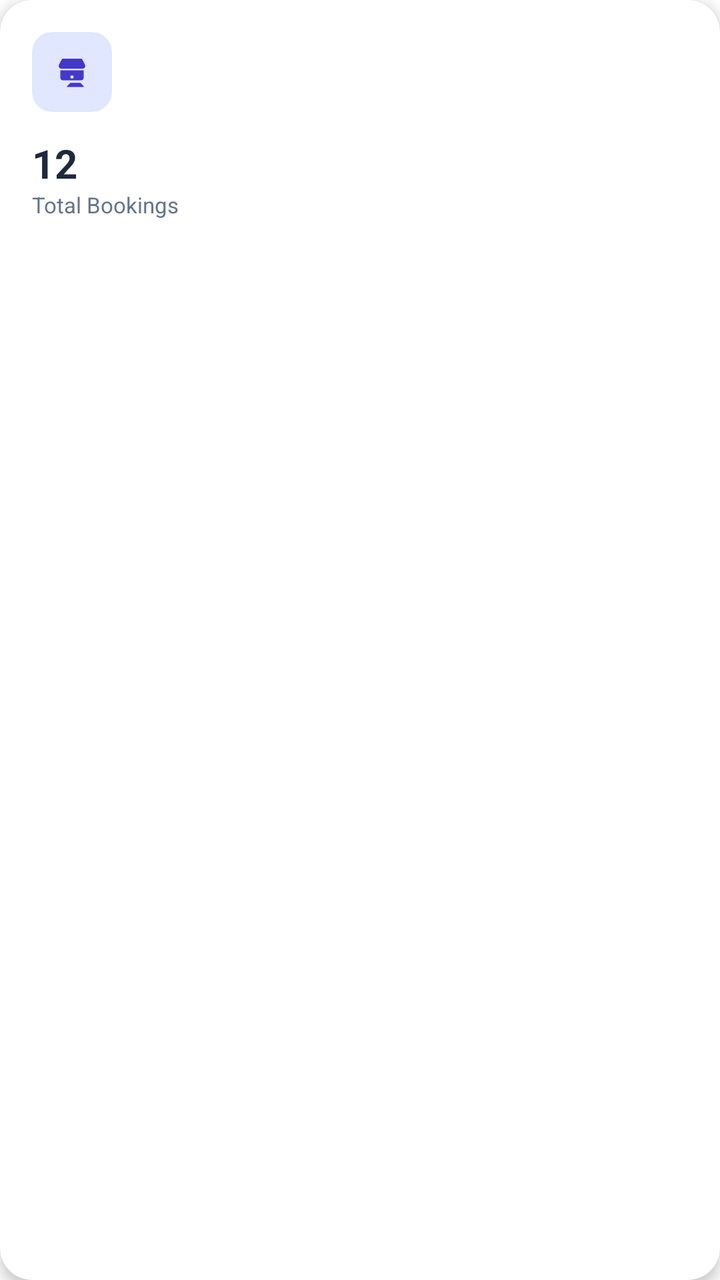
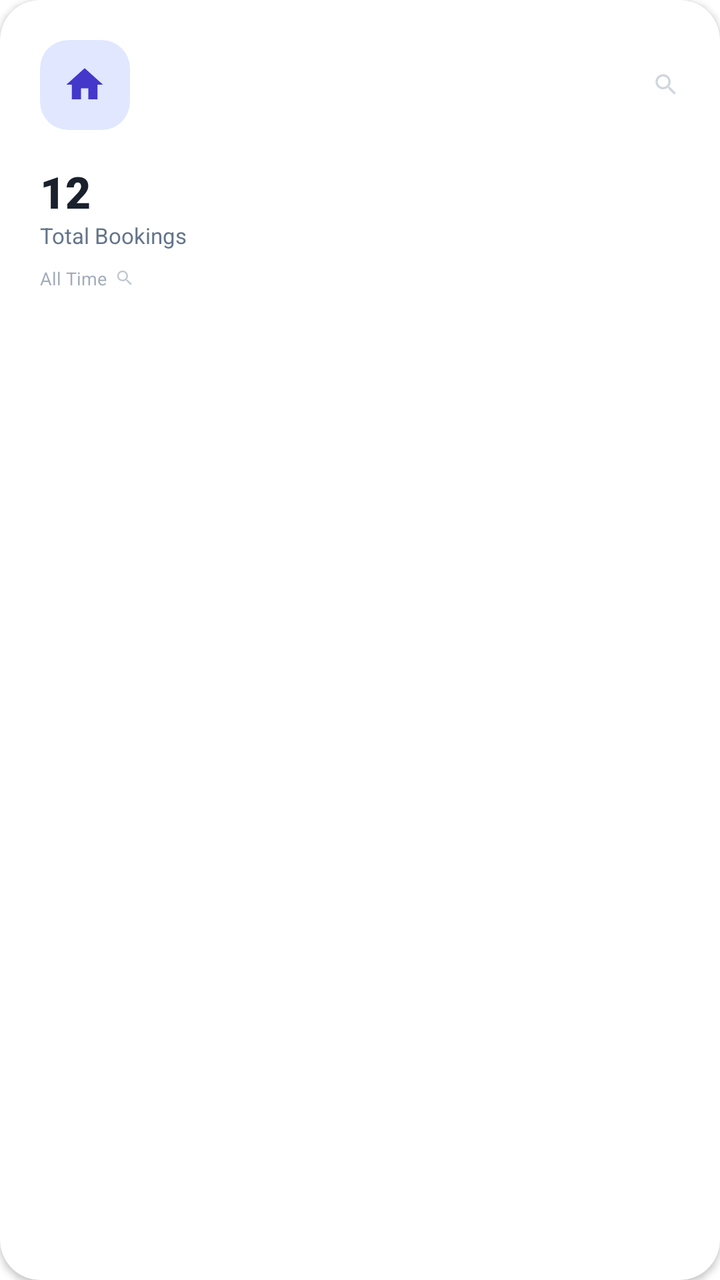

Screens rendered from an Android XML layout before and after an edit, with the pre-edit source and the edit as a unified diff.
<!-- AndroidManifest.xml: application theme Theme.IRCTC -->
<!-- res/layout/item_stat_card.xml -->
<?xml version="1.0" encoding="utf-8"?>
<com.google.android.material.card.MaterialCardView xmlns:android="http://schemas.android.com/apk/res/android"
    xmlns:app="http://schemas.android.com/apk/res-auto"
    android:layout_width="140dp"
    android:layout_height="wrap_content"
    android:layout_margin="8dp"
    app:cardCornerRadius="16dp"
    app:cardElevation="4dp">

    <LinearLayout
        android:layout_width="match_parent"
        android:layout_height="wrap_content"
        android:orientation="vertical"
        android:padding="16dp">

        <com.google.android.material.card.MaterialCardView
            android:id="@+id/iconBg"
            android:layout_width="40dp"
            android:layout_height="40dp"
            app:cardBackgroundColor="#E0E7FF"
            app:cardCornerRadius="10dp"
            app:cardElevation="0dp">

            <ImageView
                android:id="@+id/statIcon"
                android:layout_width="20dp"
                android:layout_height="20dp"
                android:layout_gravity="center"
                android:src="@drawable/ic_subway"
                app:tint="#4338CA" />
        </com.google.android.material.card.MaterialCardView>

        <TextView
            android:id="@+id/statValue"
            android:layout_width="wrap_content"
            android:layout_height="wrap_content"
            android:layout_marginTop="12dp"
            android:text="12"
            android:textColor="#1E293B"
            android:textSize="20sp"
            android:textStyle="bold" />

        <TextView
            android:id="@+id/statLabel"
            android:layout_width="wrap_content"
            android:layout_height="wrap_content"
            android:text="Total Bookings"
            android:textColor="#64748B"
            android:textSize="11sp" />

    </LinearLayout>
</com.google.android.material.card.MaterialCardView>
<!-- resources referenced by this layout -->
<resources>
  <!-- drawable ic_subway (drawable) -->
  <vector xmlns:android="http://schemas.android.com/apk/res/android"
      android:width="24dp"
      android:height="24dp"
      android:viewportWidth="24"
      android:viewportHeight="24">
      <path
          android:fillColor="#000000"
          android:pathData="M17.41,3.96L17.41,3.96c0.32,0 0.6,0.18 0.75,0.45l1.6,3.12C20.44,8.9 19.46,10 18.25,10H5.75c-1.21,0 -2.19,-1.1 -1.51,-2.47l1.6,-3.12c0.15,-0.27 0.43,-0.45 0.75,-0.45h0.01M5,15.5C5,16.33 5.67,17 6.5,17h11c0.83,0 1.5,-0.67 1.5,-1.5V11H5v4.5zM12,14c0.55,0 1,0.45 1,1s-0.45,1 -1,1 -1,-0.45 -1,-1 0.45,-1 1,-1zM11,18.5l-2,2v0.5h10v-0.5l-2,-2H11z" />
  </vector>
  <style name="Theme.IRCTC" parent="Theme.MaterialComponents.DayNight.NoActionBar">
          
          <item name="colorPrimary">@color/irctc_blue</item>
          <item name="colorPrimaryVariant">@color/irctc_blue</item>
          <item name="colorOnPrimary">@color/white</item>
          
          <item name="colorSecondary">@color/irctc_orange</item>
          <item name="colorSecondaryVariant">@color/irctc_orange</item>
          <item name="colorOnSecondary">@color/black</item>
          
          <item name="android:statusBarColor">?attr/colorPrimaryVariant</item>
          
      </style>
  <color name="irctc_blue">#213D77</color>
  <color name="white">#FFFFFFFF</color>
  <color name="irctc_orange">#F58220</color>
  <color name="black">#FF000000</color>
</resources>

<!-- the commit's change to res/layout/item_stat_card.xml (unified diff, before → after) -->
@@ -1,43 +1,64 @@
 <?xml version="1.0" encoding="utf-8"?>
 <com.google.android.material.card.MaterialCardView xmlns:android="http://schemas.android.com/apk/res/android"
     xmlns:app="http://schemas.android.com/apk/res-auto"
-    android:layout_width="140dp"
+    android:layout_width="155dp"
     android:layout_height="wrap_content"
     android:layout_margin="8dp"
-    app:cardCornerRadius="16dp"
-    app:cardElevation="4dp">
+    app:cardBackgroundColor="#FFFFFF"
+    app:cardCornerRadius="20dp"
+    app:cardElevation="2dp">
 
     <LinearLayout
         android:layout_width="match_parent"
         android:layout_height="wrap_content"
         android:orientation="vertical"
-        android:padding="16dp">
+        android:padding="20dp">
 
-        <com.google.android.material.card.MaterialCardView
-            android:id="@+id/iconBg"
-            android:layout_width="40dp"
-            android:layout_height="40dp"
-            app:cardBackgroundColor="#E0E7FF"
-            app:cardCornerRadius="10dp"
-            app:cardElevation="0dp">
+        <LinearLayout
+            android:layout_width="match_parent"
+            android:layout_height="wrap_content"
+            android:gravity="center_vertical"
+            android:orientation="horizontal">
+
+            <com.google.android.material.card.MaterialCardView
+                android:id="@+id/iconBg"
+                android:layout_width="45dp"
+                android:layout_height="45dp"
+                app:cardBackgroundColor="#E0E7FF"
+                app:cardCornerRadius="14dp"
+                app:cardElevation="0dp">
+
+                <ImageView
+                    android:id="@+id/statIcon"
+                    android:layout_width="22dp"
+                    android:layout_height="22dp"
+                    android:layout_gravity="center"
+                    android:src="@drawable/ic_home"
+                    app:tint="#4338CA" />
+            </com.google.android.material.card.MaterialCardView>
+
+            <View
+                android:layout_width="0dp"
+                android:layout_height="0dp"
+                android:layout_weight="1" />
 
             <ImageView
-                android:id="@+id/statIcon"
-                android:layout_width="20dp"
-                android:layout_height="20dp"
-                android:layout_gravity="center"
-                android:src="@drawable/ic_subway"
-                app:tint="#4338CA" />
-        </com.google.android.material.card.MaterialCardView>
+                android:layout_width="14dp"
+                android:layout_height="14dp"
+                android:src="@drawable/ic_search"
+                android:alpha="0.3"
+                app:tint="#64748B" />
+        </LinearLayout>
 
         <TextView
             android:id="@+id/statValue"
             android:layout_width="wrap_content"
             android:layout_height="wrap_content"
-            android:layout_marginTop="12dp"
+            android:layout_marginTop="16dp"
             android:text="12"
-            android:textColor="#1E293B"
-            android:textSize="20sp"
+            android:textColor="#1A202C"
+            android:textSize="22sp"
+            android:fontFamily="sans-serif-black"
             android:textStyle="bold" />
 
         <TextView
@@ -46,7 +67,33 @@
             android:layout_height="wrap_content"
             android:text="Total Bookings"
             android:textColor="#64748B"
-            android:textSize="11sp" />
+            android:textSize="11sp"
+            android:fontWeight="600" />
+
+        <LinearLayout
+            android:layout_width="wrap_content"
+            android:layout_height="wrap_content"
+            android:layout_marginTop="8dp"
+            android:gravity="center_vertical"
+            android:orientation="horizontal">
+
+            <TextView
+                android:id="@+id/statSubText"
+                android:layout_width="wrap_content"
+                android:layout_height="wrap_content"
+                android:text="All Time"
+                android:textColor="#64748B"
+                android:textSize="9sp"
+                android:alpha="0.6" />
+
+            <ImageView
+                android:layout_width="10dp"
+                android:layout_height="10dp"
+                android:layout_marginStart="4dp"
+                android:src="@drawable/ic_search"
+                android:alpha="0.4"
+                app:tint="#64748B" />
+        </LinearLayout>
 
     </LinearLayout>
 </com.google.android.material.card.MaterialCardView>
<!-- resource entries referenced after the edit -->
@@ -1,6 +1,6 @@
 <!-- resources referenced by this layout -->
 <resources>
-  <!-- drawable ic_subway (drawable) -->
+  <!-- drawable ic_home (drawable) -->
   <vector xmlns:android="http://schemas.android.com/apk/res/android"
       android:width="24dp"
       android:height="24dp"
@@ -8,7 +8,17 @@
       android:viewportHeight="24">
       <path
           android:fillColor="#000000"
-          android:pathData="M17.41,3.96L17.41,3.96c0.32,0 0.6,0.18 0.75,0.45l1.6,3.12C20.44,8.9 19.46,10 18.25,10H5.75c-1.21,0 -2.19,-1.1 -1.51,-2.47l1.6,-3.12c0.15,-0.27 0.43,-0.45 0.75,-0.45h0.01M5,15.5C5,16.33 5.67,17 6.5,17h11c0.83,0 1.5,-0.67 1.5,-1.5V11H5v4.5zM12,14c0.55,0 1,0.45 1,1s-0.45,1 -1,1 -1,-0.45 -1,-1 0.45,-1 1,-1zM11,18.5l-2,2v0.5h10v-0.5l-2,-2H11z" />
+          android:pathData="M10,20V14H14V20H19V12H22L12,3L2,12H5V20H10Z" />
+  </vector>
+  <!-- drawable ic_search (drawable) -->
+  <vector xmlns:android="http://schemas.android.com/apk/res/android"
+      android:width="24dp"
+      android:height="24dp"
+      android:viewportWidth="24"
+      android:viewportHeight="24">
+      <path
+          android:fillColor="#000000"
+          android:pathData="M15.5,14H14.71L14.43,13.73C15.41,12.59 16,11.11 16,9.5A6.5,6.5 0 0,0 9.5,3A6.5,6.5 0 0,0 3,9.5A6.5,6.5 0 0,0 9.5,16C11.11,16 12.59,15.41 13.73,14.43L14,14.71V15.5L19,20.5L20.5,19L15.5,14M9.5,14C7,14 5,12 5,9.5C5,7 7,5 9.5,5C12,5 14,7 14,9.5C14,12 12,14 9.5,14Z" />
   </vector>
   <style name="Theme.IRCTC" parent="Theme.MaterialComponents.DayNight.NoActionBar">
           
@@ -23,7 +33,7 @@
           <item name="android:statusBarColor">?attr/colorPrimaryVariant</item>
           
       </style>
-  <color name="irctc_blue">#213D77</color>
+  <color name="irctc_blue">#002266</color>
   <color name="white">#FFFFFFFF</color>
   <color name="irctc_orange">#F58220</color>
   <color name="black">#FF000000</color>
